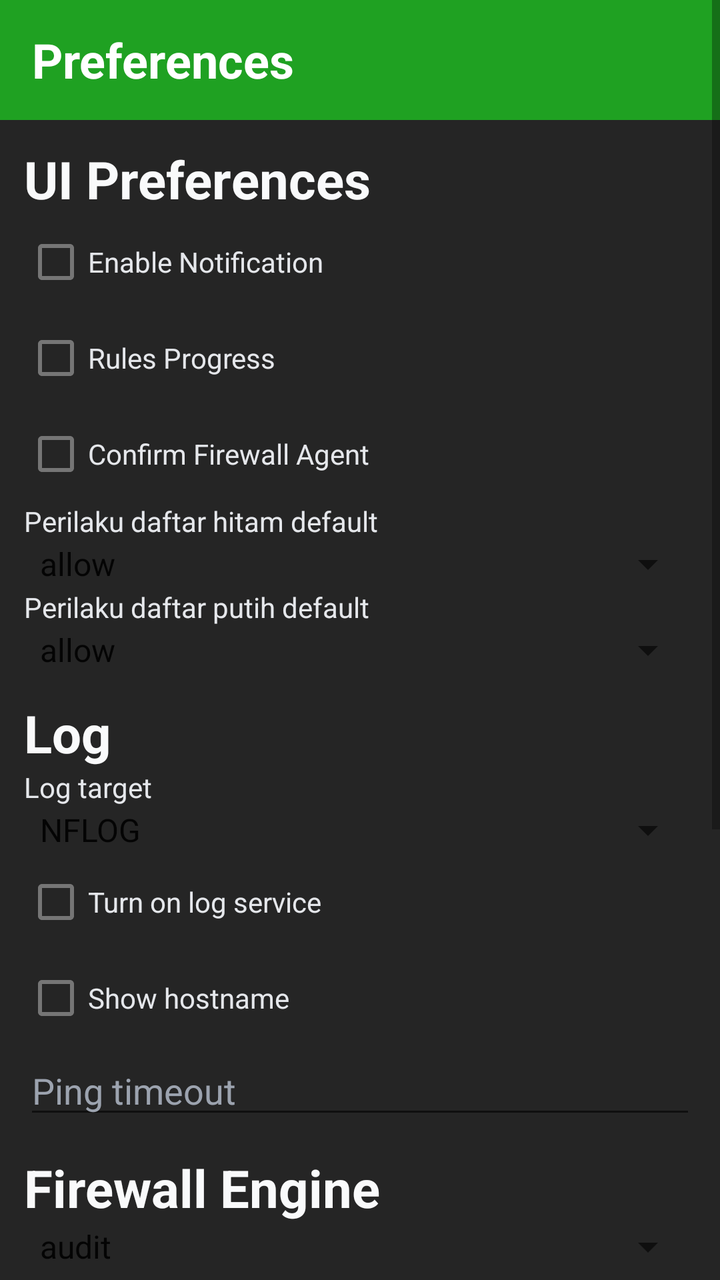
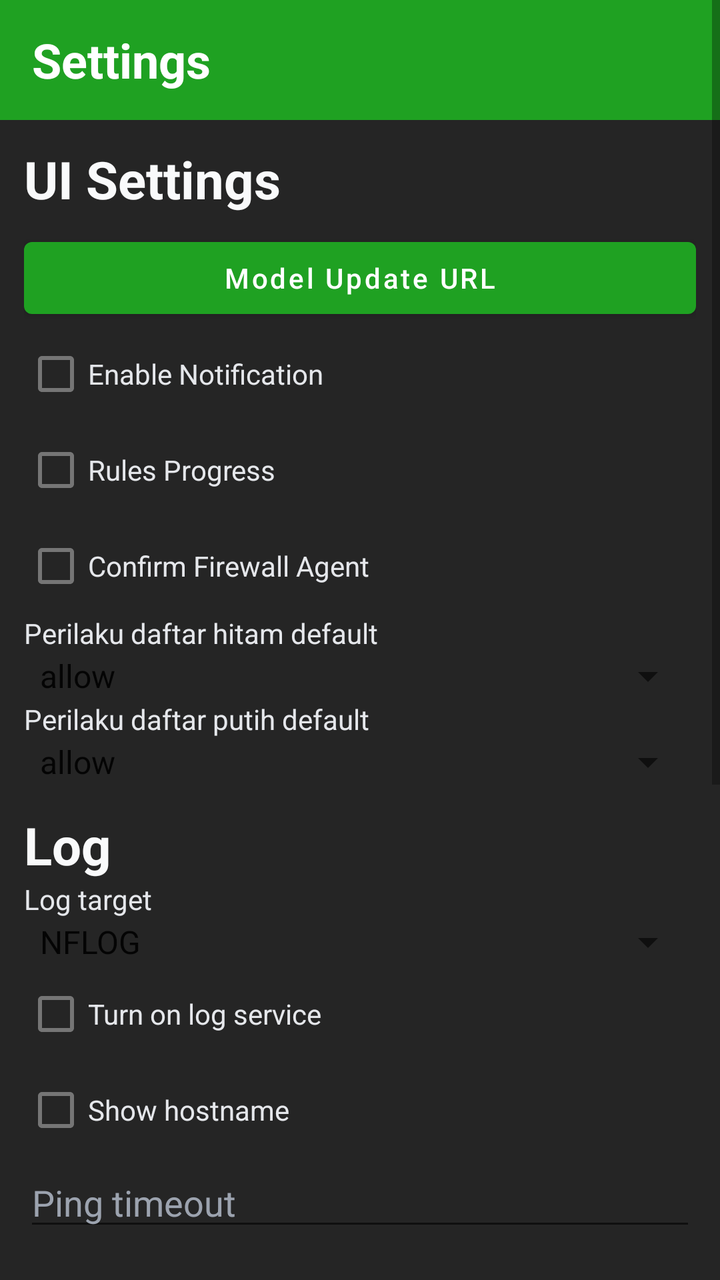

Before-and-after screenshots of an Android layout around one commit, followed by the original layout XML and the change that was made.
<!-- AndroidManifest.xml: application theme Theme.FirewallAgentRoot -->
<!-- res/layout/activity_preferences.xml -->
<?xml version="1.0" encoding="utf-8"?>
<ScrollView xmlns:android="http://schemas.android.com/apk/res/android"
    android:layout_width="match_parent"
    android:layout_height="match_parent"
    android:fillViewport="true"
    android:background="#252525">

    <LinearLayout
        android:layout_width="match_parent"
        android:layout_height="wrap_content"
        android:orientation="vertical">

        <LinearLayout
            android:layout_width="match_parent"
            android:layout_height="60dp"
            android:background="#1FA122"
            android:gravity="center_vertical"
            android:paddingHorizontal="16dp">

            <TextView
                android:layout_width="0dp"
                android:layout_height="wrap_content"
                android:layout_weight="1"
                android:text="Preferences"
                android:textColor="#FFFFFF"
                android:textSize="24sp"
                android:textStyle="bold" />
        </LinearLayout>

        <LinearLayout
            android:layout_width="match_parent"
            android:layout_height="wrap_content"
            android:orientation="vertical"
            android:padding="12dp">

            <TextView
                android:layout_width="match_parent"
                android:layout_height="wrap_content"
                android:text="UI Preferences"
                android:textColor="#F9FAFB"
                android:textSize="26sp"
                android:textStyle="bold" />

            <CheckBox
                android:id="@+id/uiNotification"
                android:layout_width="match_parent"
                android:layout_height="wrap_content"
                android:text="Enable Notification"
                android:textColor="#E5E7EB" />

            <CheckBox
                android:id="@+id/uiRulesProgress"
                android:layout_width="match_parent"
                android:layout_height="wrap_content"
                android:text="Rules Progress"
                android:textColor="#E5E7EB" />

            <CheckBox
                android:id="@+id/uiConfirmFirewall"
                android:layout_width="match_parent"
                android:layout_height="wrap_content"
                android:text="Confirm Firewall Agent"
                android:textColor="#E5E7EB" />

            <TextView
                android:layout_width="match_parent"
                android:layout_height="wrap_content"
                android:text="Perilaku daftar hitam default"
                android:textColor="#E5E7EB" />

            <Spinner
                android:id="@+id/blacklistSpinner"
                android:layout_width="match_parent"
                android:layout_height="wrap_content"
                android:entries="@array/allow_block" />

            <TextView
                android:layout_width="match_parent"
                android:layout_height="wrap_content"
                android:text="Perilaku daftar putih default"
                android:textColor="#E5E7EB" />

            <Spinner
                android:id="@+id/whitelistSpinner"
                android:layout_width="match_parent"
                android:layout_height="wrap_content"
                android:entries="@array/allow_block" />

            <TextView
                android:layout_width="match_parent"
                android:layout_height="wrap_content"
                android:layout_marginTop="12dp"
                android:text="Log"
                android:textColor="#F9FAFB"
                android:textSize="26sp"
                android:textStyle="bold" />

            <TextView
                android:layout_width="match_parent"
                android:layout_height="wrap_content"
                android:text="Log target"
                android:textColor="#E5E7EB" />

            <Spinner
                android:id="@+id/logTargetSpinner"
                android:layout_width="match_parent"
                android:layout_height="wrap_content"
                android:entries="@array/log_targets" />

            <CheckBox
                android:id="@+id/logService"
                android:layout_width="match_parent"
                android:layout_height="wrap_content"
                android:text="Turn on log service"
                android:textColor="#E5E7EB" />

            <CheckBox
                android:id="@+id/logHostname"
                android:layout_width="match_parent"
                android:layout_height="wrap_content"
                android:text="Show hostname"
                android:textColor="#E5E7EB" />

            <EditText
                android:id="@+id/logPingTimeout"
                android:layout_width="match_parent"
                android:layout_height="wrap_content"
                android:hint="Ping timeout"
                android:inputType="number"
                android:textColor="#ECEFF4"
                android:textColorHint="#9CA3AF" />

            <TextView
                android:layout_width="match_parent"
                android:layout_height="wrap_content"
                android:layout_marginTop="12dp"
                android:text="Firewall Engine"
                android:textColor="#F9FAFB"
                android:textSize="26sp"
                android:textStyle="bold" />

            <Spinner
                android:id="@+id/modeSpinner"
                android:layout_width="match_parent"
                android:layout_height="wrap_content"
                android:entries="@array/modes" />

            <EditText
                android:id="@+id/thresholdInput"
                android:layout_width="match_parent"
                android:layout_height="wrap_content"
                android:hint="Threshold (0-1)"
                android:inputType="numberDecimal"
                android:textColor="#ECEFF4"
                android:textColorHint="#9CA3AF" />

            <EditText
                android:id="@+id/uncertainMarginInput"
                android:layout_width="match_parent"
                android:layout_height="wrap_content"
                android:hint="Uncertain Margin (0-1)"
                android:inputType="numberDecimal"
                android:textColor="#ECEFF4"
                android:textColorHint="#9CA3AF" />

            <EditText
                android:id="@+id/cooldownInput"
                android:layout_width="match_parent"
                android:layout_height="wrap_content"
                android:hint="Cooldown (seconds)"
                android:inputType="number"
                android:textColor="#ECEFF4"
                android:textColorHint="#9CA3AF" />

            <EditText
                android:id="@+id/ttlInput"
                android:layout_width="match_parent"
                android:layout_height="wrap_content"
                android:hint="Block TTL (seconds)"
                android:inputType="number"
                android:textColor="#ECEFF4"
                android:textColorHint="#9CA3AF" />

            <TextView
                android:layout_width="match_parent"
                android:layout_height="wrap_content"
                android:layout_marginTop="12dp"
                android:text="Bahasa"
                android:textColor="#F9FAFB"
                android:textSize="26sp"
                android:textStyle="bold" />

            <Spinner
                android:id="@+id/languageSpinner"
                android:layout_width="match_parent"
                android:layout_height="wrap_content"
                android:entries="@array/languages" />

            <LinearLayout
                android:layout_width="match_parent"
                android:layout_height="wrap_content"
                android:layout_marginTop="12dp"
                android:orientation="horizontal">

                <Button
                    android:id="@+id/reloadBtn"
                    android:layout_width="0dp"
                    android:layout_height="wrap_content"
                    android:layout_weight="1"
                    android:text="Reload"
                    android:textAllCaps="false" />

                <Space
                    android:layout_width="8dp"
                    android:layout_height="1dp" />

                <Button
                    android:id="@+id/saveBtn"
                    android:layout_width="0dp"
                    android:layout_height="wrap_content"
                    android:layout_weight="1"
                    android:text="Save Preferences"
                    android:textAllCaps="false" />
            </LinearLayout>

            <TextView
                android:id="@+id/outputText"
                android:layout_width="match_parent"
                android:layout_height="wrap_content"
                android:layout_marginTop="8dp"
                android:background="#111111"
                android:padding="10dp"
                android:textColor="#D1D5DB"
                android:textSize="12sp"
                android:typeface="monospace" />
        </LinearLayout>
    </LinearLayout>
</ScrollView>
<!-- resources referenced by this layout -->
<resources>
  <string-array name="allow_block">
          <item>allow</item>
          <item>block</item>
      </string-array>
  <string-array name="languages">
          <item>id</item>
          <item>en</item>
          <item>ko</item>
      </string-array>
  <string-array name="log_targets">
          <item>NFLOG</item>
          <item>LOG</item>
          <item>ULOG</item>
          <item>NONE</item>
      </string-array>
  <string-array name="modes">
          <item>audit</item>
          <item>safe</item>
          <item>enforce</item>
      </string-array>
  <style name="Theme.FirewallAgentRoot" parent="Theme.MaterialComponents.DayNight.NoActionBar">
          <item name="colorPrimary">#1FA122</item>
          <item name="colorPrimaryVariant">#18841B</item>
          <item name="colorOnPrimary">#FFFFFF</item>
          <item name="android:statusBarColor" tools:targetApi="l">#111111</item>
      </style>
</resources>

<!-- the commit's change to res/layout/activity_preferences.xml (unified diff, before → after) -->
@@ -21,7 +21,7 @@
                 android:layout_width="0dp"
                 android:layout_height="wrap_content"
                 android:layout_weight="1"
-                android:text="Preferences"
+                android:text="Settings"
                 android:textColor="#FFFFFF"
                 android:textSize="24sp"
                 android:textStyle="bold" />
@@ -36,10 +36,18 @@
             <TextView
                 android:layout_width="match_parent"
                 android:layout_height="wrap_content"
-                android:text="UI Preferences"
-                android:textColor="#F9FAFB"
-                android:textSize="26sp"
-                android:textStyle="bold" />
+                android:text="UI Settings"
+                android:textColor="#F9FAFB"
+                android:textSize="26sp"
+                android:textStyle="bold" />
+
+            <Button
+                android:id="@+id/modelUpdateBtn"
+                android:layout_width="match_parent"
+                android:layout_height="wrap_content"
+                android:layout_marginTop="8dp"
+                android:text="Model Update URL"
+                android:textAllCaps="false" />
 
             <CheckBox
                 android:id="@+id/uiNotification"
@@ -219,7 +227,7 @@
                     android:layout_width="0dp"
                     android:layout_height="wrap_content"
                     android:layout_weight="1"
-                    android:text="Save Preferences"
+                    android:text="Save Settings"
                     android:textAllCaps="false" />
             </LinearLayout>
 
